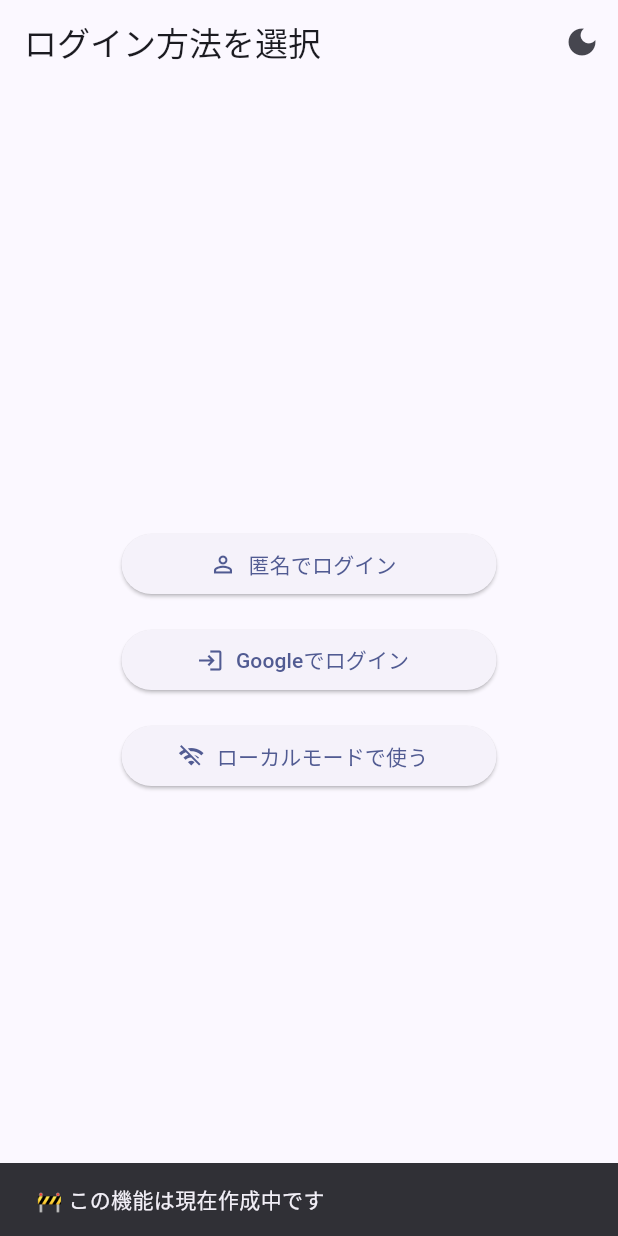
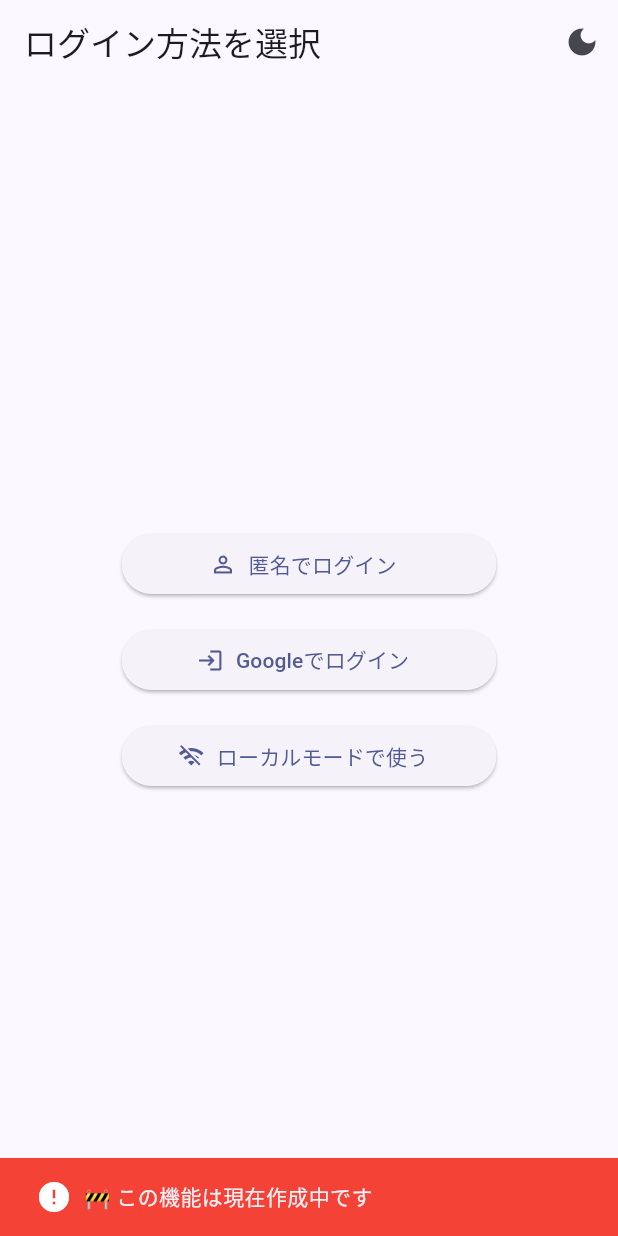
Before and after one commit to kakunekono/wari-can, a Flutter app: the screen it shows after launch, after a tap on "ローカルモードで使う", on a phone screen of 412 x 824 dp. Run offline on Flutter 3.47's test engine with Material 3 defaults, Android fonts, the phone set to English and light mode, and no system bars; our stand-ins replace cloud_firestore, firebase_auth, firebase_core, share_plus, shared_preferences; missing offline and left inert: dart:html; accounts and stored records are empty.

Commit message:
SnackBar表示処理を共通関数に統一
- 各ページ・ロジックでの ScaffoldMessenger.showSnackBar を showAppSnackBar に置き換え
- 情報・警告・エラーを SnackBarType で分類し、背景色やアイコンを統一
- イベント追加/削除、保存、読み込み、ログインなど全体で共通の通知スタイルを適用

```diff
--- a/lib/pages/login_choice_page.dart
+++ b/lib/pages/login_choice_page.dart
@@ -2,6 +2,7 @@ import 'package:cloud_firestore/cloud_firestore.dart';
 import 'package:flutter/material.dart';
 import 'package:firebase_auth/firebase_auth.dart';
 import 'package:wari_can/pages/name_input_screen.dart';
+import 'package:wari_can/utils/snackbar_utils.dart';
 import '../pages/event_list_page.dart';
 import '../auth/google_auth_web.dart';
 
@@ -83,11 +84,10 @@ class LoginChoicePage extends StatelessWidget {
 
   /// ローカルモード（未実装） → 作成中メッセージ表示
   void _handleLocalMode(BuildContext context) {
-    ScaffoldMessenger.of(context).showSnackBar(
-      const SnackBar(
-        content: Text("🚧 この機能は現在作成中です"),
-        duration: Duration(seconds: 2),
-      ),
+    showAppSnackBar(
+      context,
+      message: '🚧 この機能は現在作成中です',
+      type: SnackBarType.error,
     );
   }
 
@@ -104,9 +104,7 @@ class LoginChoicePage extends StatelessWidget {
 
   /// エラーメッセージ表示
   void _showError(BuildContext context, String message) {
-    ScaffoldMessenger.of(context).showSnackBar(
-      SnackBar(content: Text(message), backgroundColor: Colors.red),
-    );
+    showAppSnackBar(context, message: message, type: SnackBarType.error);
   }
 
   @override
--- /dev/null
+++ b/lib/utils/snackbar_utils.dart
@@ -0,0 +1,42 @@
+import 'package:flutter/material.dart';
+
+/// 共通で SnackBar を表示する関数
+void showAppSnackBar(
+  BuildContext context, {
+  required String message,
+  SnackBarType type = SnackBarType.info,
+}) {
+  Color bgColor;
+  IconData icon;
+
+  switch (type) {
+    case SnackBarType.info:
+      bgColor = Colors.blue;
+      icon = Icons.info;
+      break;
+    case SnackBarType.warning:
+      bgColor = Colors.orange;
+      icon = Icons.warning;
+      break;
+    case SnackBarType.error:
+      bgColor = Colors.red;
+      icon = Icons.error;
+      break;
+  }
+
+  ScaffoldMessenger.of(context).showSnackBar(
+    SnackBar(
+      content: Row(
+        children: [
+          Icon(icon, color: Colors.white),
+          const SizedBox(width: 8),
+          Expanded(child: Text(message)),
+        ],
+      ),
+      backgroundColor: bgColor,
+    ),
+  );
+}
+
+/// SnackBar の種類
+enum SnackBarType { info, warning, error }
```
Also changed, not shown: lib/logic/event_detail_expense.dart (+9 -4 lines), lib/logic/event_detail_logic.dart (+6 -9 lines), lib/logic/event_list_logic.dart (+30 -33 lines), lib/pages/event_detail_member.dart (+13 -6 lines), lib/pages/event_detail_page.dart (+15 -12 lines), lib/pages/event_list_page.dart (+3 -4 lines), lib/pages/name_input_screen.dart (+5 -5 lines), lib/utils/event_json_utils.dart (+13 -6 lines), lib/utils/firestore_helper.dart (+14 -15 lines).
